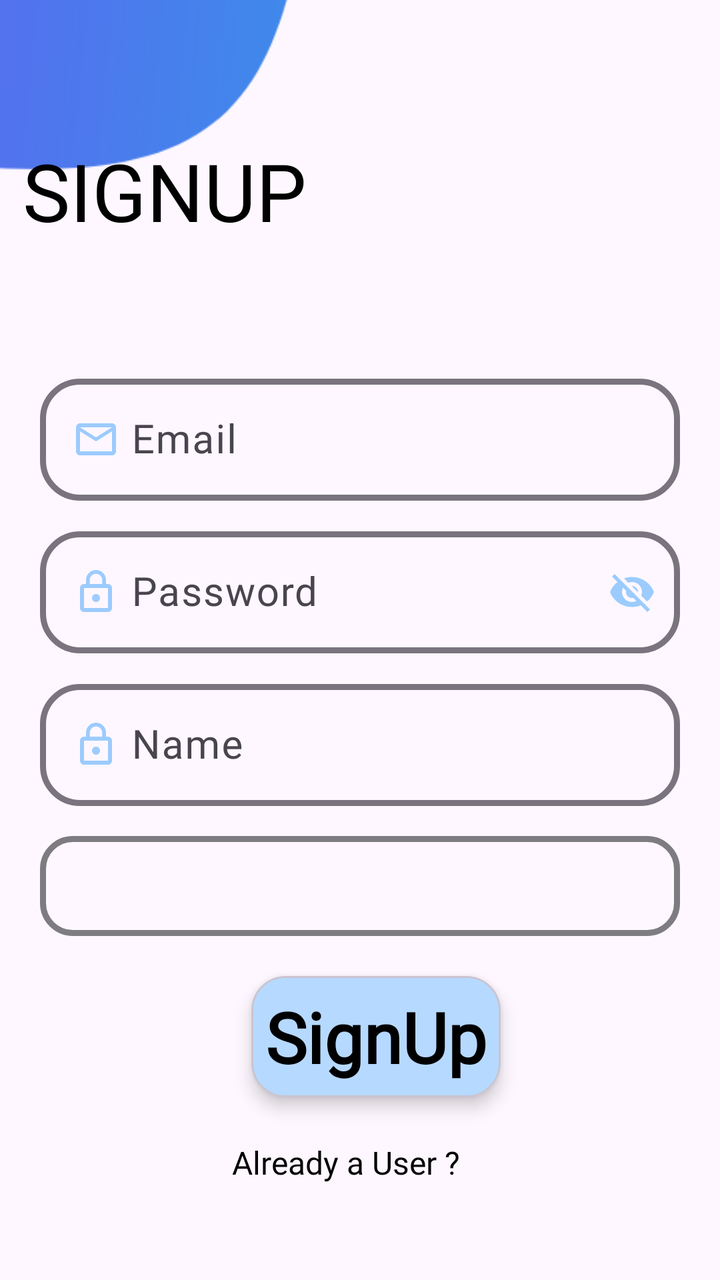
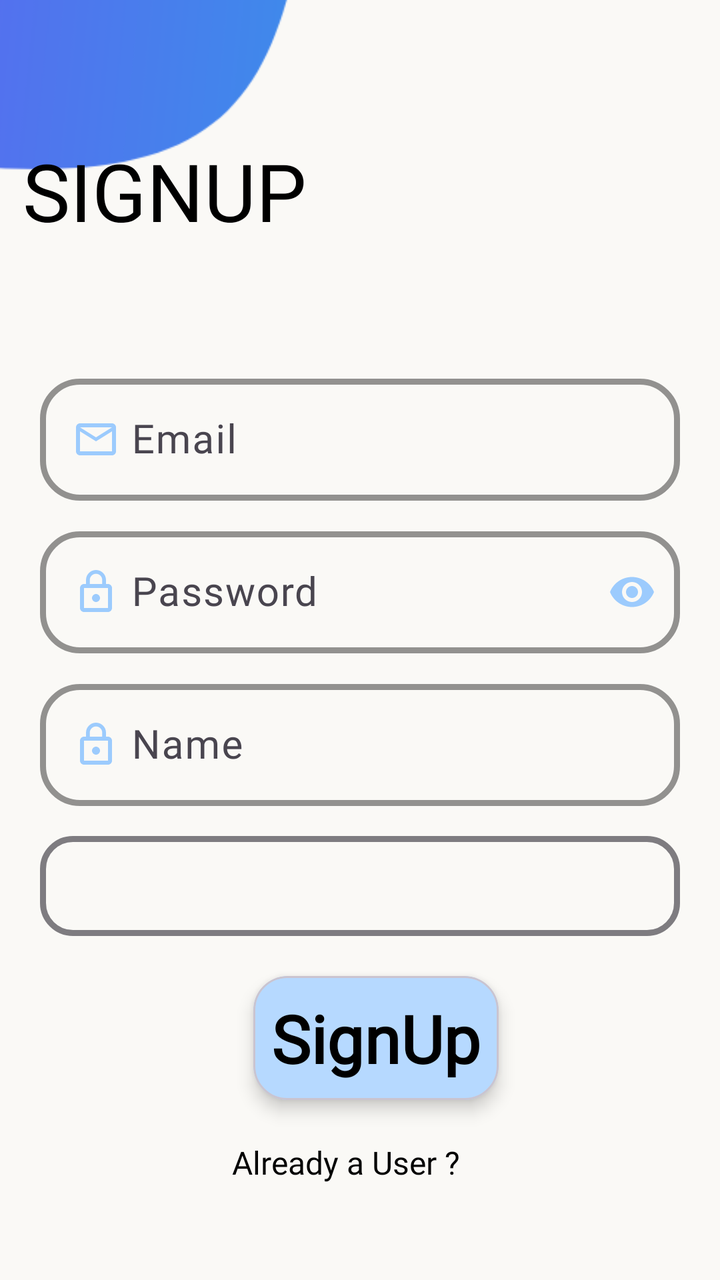

The first picture is an Android layout as it rendered before a commit; the second is the same layout after the commit. The layout source and the unified diff follow.
<!-- AndroidManifest.xml: application theme Theme.PulseSync -->
<!-- res/layout/activity_sign_up.xml -->
<?xml version="1.0" encoding="utf-8"?>
<androidx.constraintlayout.widget.ConstraintLayout xmlns:android="http://schemas.android.com/apk/res/android"
    xmlns:app="http://schemas.android.com/apk/res-auto"
    xmlns:tools="http://schemas.android.com/tools"
    android:id="@+id/main"
    android:layout_width="match_parent"
    android:layout_height="match_parent"
    tools:context=".login">

    <ImageView
        android:id="@+id/imageView"
        android:layout_width="495dp"
        android:layout_height="368dp"
        android:layout_marginEnd="104dp"
        android:layout_marginBottom="488dp"
        android:src="@drawable/graphic_1"
        app:layout_constraintBottom_toBottomOf="parent"
        app:layout_constraintEnd_toEndOf="parent">
    </ImageView>

    <TextView
        android:layout_width="wrap_content"
        android:layout_height="wrap_content"
        android:layout_marginTop="68dp"
        android:fontFamily="@font/lufga_regular"
        android:text="SIGNUP"
        android:textColor="@color/black"
        android:textSize="40sp"
        app:layout_constraintBottom_toBottomOf="@+id/imageView"
        app:layout_constraintEnd_toEndOf="@+id/imageView"
        app:layout_constraintHorizontal_bias="0.1"
        app:layout_constraintStart_toStartOf="parent"
        app:layout_constraintTop_toTopOf="parent"
        app:layout_constraintVertical_bias="0.024">

    </TextView>

    <com.google.android.material.textfield.TextInputLayout
        android:id="@+id/textInputLayout"
        android:layout_width="match_parent"
        android:layout_height="wrap_content"
        android:layout_marginStart="20dp"
        android:layout_marginTop="32dp"
        android:layout_marginEnd="20dp"
        app:boxCornerRadiusBottomEnd="20dp"
        app:boxCornerRadiusBottomStart="20dp"
        app:boxCornerRadiusTopEnd="20dp"
        app:boxCornerRadiusTopStart="20dp"
        app:boxStrokeWidth="3dp"
        app:layout_constraintEnd_toEndOf="parent"
        app:layout_constraintHorizontal_bias="0.0"
        app:layout_constraintStart_toStartOf="parent"
        app:errorContentDescription="Please enter valid Email"
        app:layout_constraintTop_toBottomOf="@+id/imageView">

        <com.google.android.material.textfield.TextInputEditText
            android:id="@+id/signUpEmail"
            android:layout_width="match_parent"
            android:layout_height="wrap_content"
            android:drawableStart="@drawable/baseline_mail_outline_24"
            android:fontFamily="@font/source_sans_pro"
            android:hint=" Email"
            android:textSize="20sp" />
    </com.google.android.material.textfield.TextInputLayout>

    <com.google.android.material.textfield.TextInputLayout
        android:id="@+id/textInputLayout2"
        android:layout_width="match_parent"
        android:layout_height="wrap_content"
        android:layout_marginStart="20dp"
        android:layout_marginTop="10dp"
        android:layout_marginEnd="20dp"
        app:boxCornerRadiusBottomEnd="20dp"
        app:boxCornerRadiusBottomStart="20dp"
        app:boxCornerRadiusTopEnd="20dp"
        app:boxCornerRadiusTopStart="20dp"
        app:boxStrokeWidth="3dp"
        app:endIconMode="password_toggle"
        app:endIconTint="#9CCBFD"
        app:errorContentDescription="Pass should contain a special character."
        app:layout_constraintEnd_toEndOf="parent"
        app:layout_constraintHorizontal_bias="0.0"
        app:layout_constraintStart_toStartOf="parent"
        app:layout_constraintTop_toBottomOf="@+id/textInputLayout">

        <com.google.android.material.textfield.TextInputEditText
            android:id="@+id/signUpPass"
            android:layout_width="match_parent"
            android:layout_height="wrap_content"
            android:drawableStart="@drawable/baseline_lock_outline_24"
            android:fontFamily="@font/source_sans_pro"
            android:hint=" Password"
            android:textSize="20sp"
            tools:layout_editor_absoluteX="5dp"
            tools:layout_editor_absoluteY="353dp">
        </com.google.android.material.textfield.TextInputEditText>

    </com.google.android.material.textfield.TextInputLayout>

    <com.google.android.material.textfield.TextInputLayout
        android:id="@+id/textInputLayout3"
        android:layout_width="match_parent"
        android:layout_height="wrap_content"
        android:layout_marginStart="20dp"
        android:layout_marginTop="10dp"
        android:layout_marginEnd="20dp"
        app:boxCornerRadiusBottomEnd="20dp"
        app:boxCornerRadiusBottomStart="20dp"
        app:boxCornerRadiusTopEnd="20dp"
        app:boxCornerRadiusTopStart="20dp"
        app:boxStrokeWidth="3dp"
        app:layout_constraintEnd_toEndOf="parent"
        app:layout_constraintStart_toStartOf="parent"
        app:layout_constraintTop_toBottomOf="@+id/textInputLayout2">

        <com.google.android.material.textfield.TextInputEditText
            android:id="@+id/signUpName"
            android:layout_width="match_parent"
            android:layout_height="wrap_content"
            android:drawableStart="@drawable/baseline_lock_outline_24"
            android:fontFamily="@font/source_sans_pro"
            android:hint=" Name"
            android:textSize="20sp"
            tools:layout_editor_absoluteX="5dp"
            tools:layout_editor_absoluteY="424dp">
        </com.google.android.material.textfield.TextInputEditText>
    </com.google.android.material.textfield.TextInputLayout>

    <Spinner
        android:id="@+id/roleSpinner"
        android:layout_width="match_parent"
        android:layout_height="50dp"
        android:layout_marginTop="15dp"
        android:layout_marginStart="20dp"
        android:layout_marginEnd="20dp"
        android:background="@drawable/role_bg"
        app:layout_constraintEnd_toEndOf="parent"
        app:layout_constraintStart_toStartOf="parent"
        app:layout_constraintTop_toBottomOf="@+id/textInputLayout3">
    </Spinner>

    <com.google.android.material.card.MaterialCardView
        android:id="@+id/signUpButton"
        android:layout_width="wrap_content"
        android:layout_height="wrap_content"
        android:layout_marginTop="20dp"
        android:backgroundTint="@color/primary_blue"
        app:cardCornerRadius="17dp"
        app:cardElevation="5dp"
        app:layout_constraintEnd_toEndOf="parent"
        app:layout_constraintHorizontal_bias="0.534"
        app:layout_constraintStart_toStartOf="parent"
        app:layout_constraintTop_toBottomOf="@+id/roleSpinner">

        <TextView
            android:layout_width="wrap_content"
            android:layout_height="wrap_content"
            android:layout_margin="7dp"
            android:fontFamily="@font/lufga_regular"
            android:text="SignUp"
            android:textColor="@color/black"
            android:textSize="35dp"
            android:textStyle="bold">

        </TextView>
    </com.google.android.material.card.MaterialCardView>

    <TextView
        android:id="@+id/tVLogin"
        android:layout_width="wrap_content"
        android:layout_height="wrap_content"
        android:layout_marginStart="116dp"
        android:layout_marginTop="31dp"
        android:layout_marginBottom="48dp"
        android:fontFamily="@font/lufga_regular"
        android:text="Already a User ? "
        android:textColor="@color/black"
        android:textSize="16sp"
        app:layout_constraintBottom_toBottomOf="parent"
        app:layout_constraintStart_toStartOf="parent"
        app:layout_constraintTop_toBottomOf="@+id/signUpButton"
        app:layout_constraintVertical_bias="1.0">

    </TextView>

    <TextView
        android:id="@+id/tVLogin2"
        android:layout_width="wrap_content"
        android:layout_height="wrap_content"
        android:layout_marginStart="1dp"
        android:layout_marginEnd="128dp"
        android:layout_marginBottom="48dp"
        android:layout_marginTop="31dp"
        android:fontFamily="@font/lufga_regular"
        android:text="LogIn"
        android:textColor="#459BF8"
        android:textSize="16sp"
        app:layout_constraintBottom_toBottomOf="parent"
        app:layout_constraintEnd_toEndOf="parent"
        app:layout_constraintHorizontal_bias="0.2"
        app:layout_constraintStart_toEndOf="@+id/tVLogin"
        app:layout_constraintTop_toBottomOf="@+id/signUpButton"
        app:layout_constraintVertical_bias="1.0">

    </TextView>


</androidx.constraintlayout.widget.ConstraintLayout>
<!-- resources referenced by this layout -->
<resources>
  <color name="black">#FF000000</color>
  <color name="primary_blue">#b6d9ff</color>
  <!-- drawable baseline_lock_outline_24 (drawable) -->
  <vector xmlns:android="http://schemas.android.com/apk/res/android" android:height="24dp" android:tint="#9CCBFD" android:viewportHeight="24" android:viewportWidth="24" android:width="24dp">
        
      <path android:fillColor="@android:color/white" android:pathData="M12,17c1.1,0 2,-0.9 2,-2s-0.9,-2 -2,-2s-2,0.9 -2,2S10.9,17 12,17zM18,8h-1V6c0,-2.76 -2.24,-5 -5,-5S7,3.24 7,6v2H6c-1.1,0 -2,0.9 -2,2v10c0,1.1 0.9,2 2,2h12c1.1,0 2,-0.9 2,-2V10C20,8.9 19.1,8 18,8zM8.9,6c0,-1.71 1.39,-3.1 3.1,-3.1s3.1,1.39 3.1,3.1v2H8.9V6zM18,20H6V10h12V20z"/>
      
  </vector>
  <!-- drawable baseline_mail_outline_24 (drawable) -->
  <vector xmlns:android="http://schemas.android.com/apk/res/android" android:height="24dp" android:tint="#9CCBFD" android:viewportHeight="24" android:viewportWidth="24" android:width="24dp">
        
      <path android:fillColor="@android:color/white" android:pathData="M20,4L4,4c-1.1,0 -1.99,0.9 -1.99,2L2,18c0,1.1 0.9,2 2,2h16c1.1,0 2,-0.9 2,-2L22,6c0,-1.1 -0.9,-2 -2,-2zM20,18L4,18L4,8l8,5 8,-5v10zM12,11L4,6h16l-8,5z"/>
      
  </vector>
  <!-- drawable graphic_1: png bitmap (drawable, 17124 bytes) -->
  <!-- drawable role_bg (drawable) -->
  <?xml version="1.0" encoding="utf-8"?>
  <selector xmlns:android="http://schemas.android.com/apk/res/android">
      <item>
          <shape android:shape="rectangle">
              <corners
                  android:radius="15dp">
              </corners>
              <stroke
                  android:width="3dp"
                  android:color="#7E7C80">
              </stroke>
          </shape>
      </item>
  
  </selector>
  <style name="Theme.PulseSync" parent="Base.Theme.PulseSync" />
  <style name="Base.Theme.PulseSync" parent="Theme.Material3.DayNight.NoActionBar">
          
          
      </style>
</resources>

<!-- the commit's change to res/layout/activity_sign_up.xml (unified diff, before → after) -->
@@ -5,7 +5,7 @@
     android:id="@+id/main"
     android:layout_width="match_parent"
     android:layout_height="match_parent"
-    tools:context=".login">
+    android:background="@color/white_dove">
 
     <ImageView
         android:id="@+id/imageView"
@@ -47,8 +47,10 @@
         app:boxCornerRadiusTopEnd="20dp"
         app:boxCornerRadiusTopStart="20dp"
         app:boxStrokeWidth="3dp"
+        app:boxStrokeColor="@color/primary_blue"
         app:layout_constraintEnd_toEndOf="parent"
         app:layout_constraintHorizontal_bias="0.0"
+        app:endIconMode="clear_text"
         app:layout_constraintStart_toStartOf="parent"
         app:errorContentDescription="Please enter valid Email"
         app:layout_constraintTop_toBottomOf="@+id/imageView">
@@ -77,6 +79,7 @@
         app:boxStrokeWidth="3dp"
         app:endIconMode="password_toggle"
         app:endIconTint="#9CCBFD"
+        app:boxStrokeColor="@color/primary_blue"
         app:errorContentDescription="Pass should contain a special character."
         app:layout_constraintEnd_toEndOf="parent"
         app:layout_constraintHorizontal_bias="0.0"
@@ -90,6 +93,7 @@
             android:drawableStart="@drawable/baseline_lock_outline_24"
             android:fontFamily="@font/source_sans_pro"
             android:hint=" Password"
+            android:inputType="textPassword"
             android:textSize="20sp"
             tools:layout_editor_absoluteX="5dp"
             tools:layout_editor_absoluteY="353dp">
@@ -109,6 +113,8 @@
         app:boxCornerRadiusTopEnd="20dp"
         app:boxCornerRadiusTopStart="20dp"
         app:boxStrokeWidth="3dp"
+        app:endIconMode="clear_text"
+        app:boxStrokeColor="@color/primary_blue"
         app:layout_constraintEnd_toEndOf="parent"
         app:layout_constraintStart_toStartOf="parent"
         app:layout_constraintTop_toBottomOf="@+id/textInputLayout2">
@@ -155,11 +161,11 @@
         <TextView
             android:layout_width="wrap_content"
             android:layout_height="wrap_content"
-            android:layout_margin="7dp"
+            android:layout_margin="9dp"
             android:fontFamily="@font/lufga_regular"
             android:text="SignUp"
             android:textColor="@color/black"
-            android:textSize="35dp"
+            android:textSize="33dp"
             android:textStyle="bold">
 
         </TextView>
<!-- resource entries referenced after the edit -->
@@ -2,6 +2,7 @@
 <resources>
   <color name="black">#FF000000</color>
   <color name="primary_blue">#b6d9ff</color>
+  <color name="white_dove">#FAF9F6</color>
   <!-- drawable baseline_lock_outline_24 (drawable) -->
   <vector xmlns:android="http://schemas.android.com/apk/res/android" android:height="24dp" android:tint="#9CCBFD" android:viewportHeight="24" android:viewportWidth="24" android:width="24dp">
         
